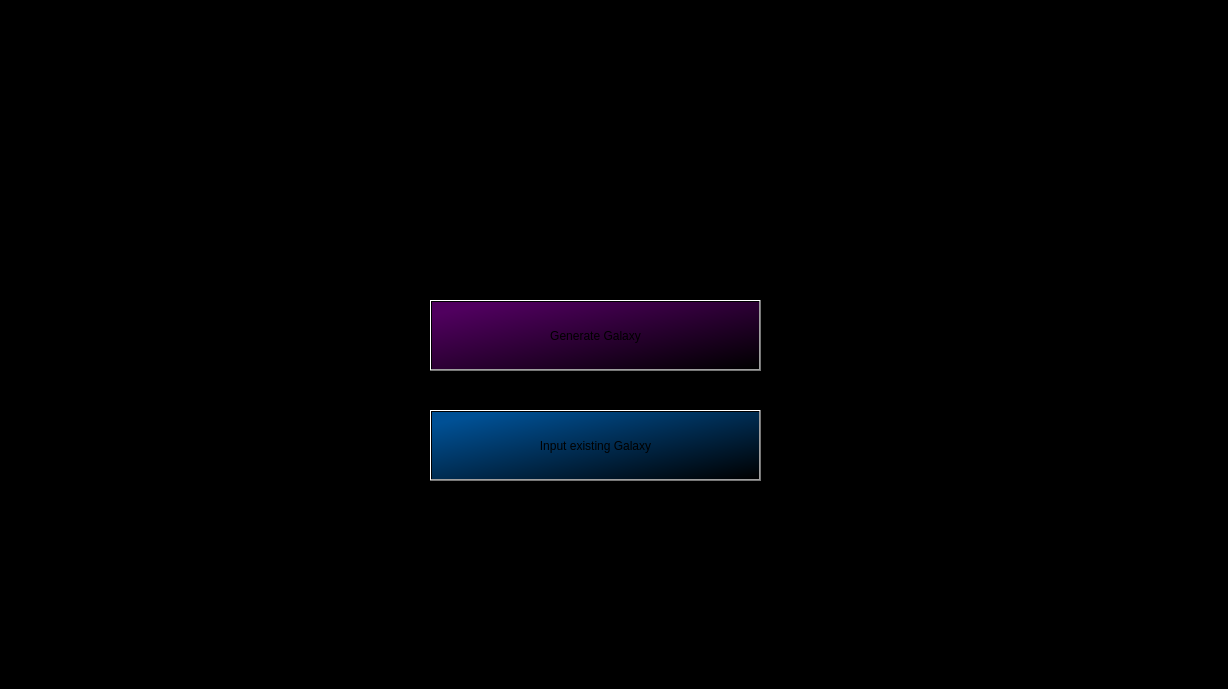
Qt form MainWindow/windowinterface.ui (SofiiaLashyna/Project1) before a commit.
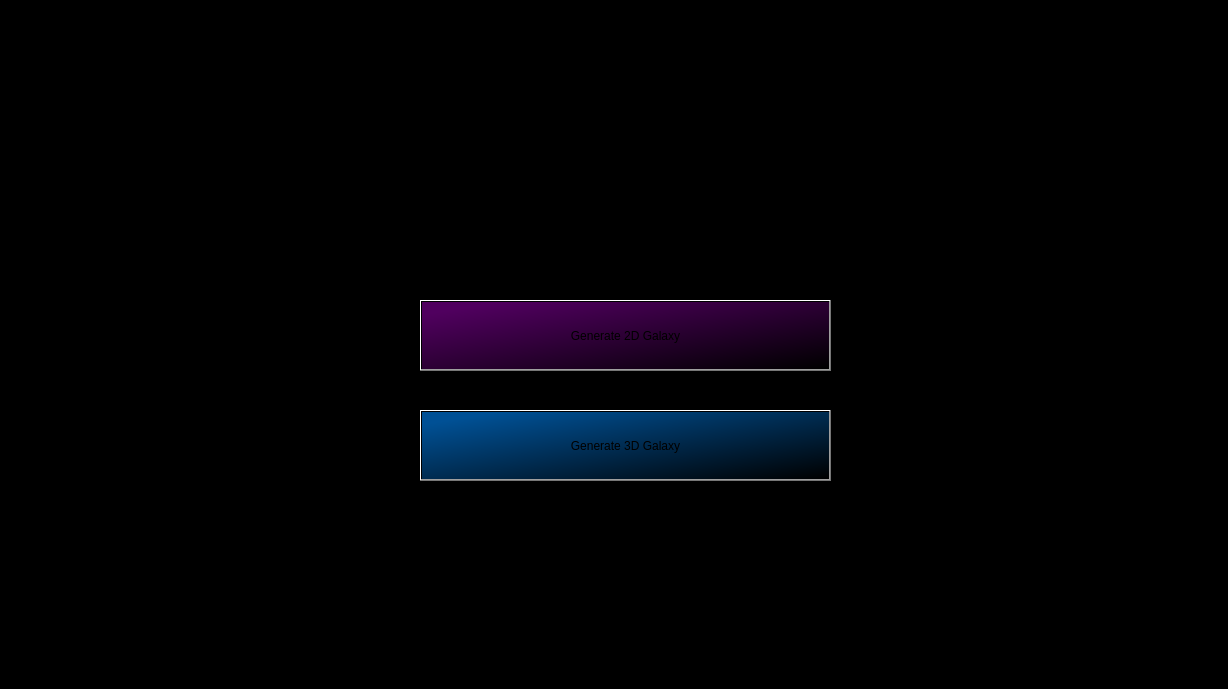
The same form after that commit.

Commit message: thirtieth commit - added 3d generation of galaxy, functionality not added

Patch:
```diff
--- a/MainWindow/windowinterface.ui
+++ b/MainWindow/windowinterface.ui
@@ -49,9 +49,9 @@
     <widget class="QPushButton" name="pushButton">
      <property name="geometry">
       <rect>
-       <x>420</x>
+       <x>410</x>
        <y>310</y>
-       <width>331</width>
+       <width>411</width>
        <height>71</height>
       </rect>
      </property>
@@ -61,15 +61,15 @@
 border-top-color: rgb(225, 0, 255);</string>
      </property>
      <property name="text">
-      <string>Generate Galaxy</string>
+      <string>Generate 2D Galaxy</string>
      </property>
     </widget>
     <widget class="QPushButton" name="pushButton_2">
      <property name="geometry">
       <rect>
-       <x>420</x>
+       <x>410</x>
        <y>420</y>
-       <width>331</width>
+       <width>411</width>
        <height>71</height>
       </rect>
      </property>
@@ -79,7 +79,7 @@
 border-top-color: rgb(255, 170, 0);</string>
      </property>
      <property name="text">
-      <string>Input existing Galaxy</string>
+      <string>Generate 3D Galaxy</string>
      </property>
     </widget>
    </widget>
```
Left out of the diff: 4 changed lines with no effect on the pictures. The commit also changes 13 other files.
